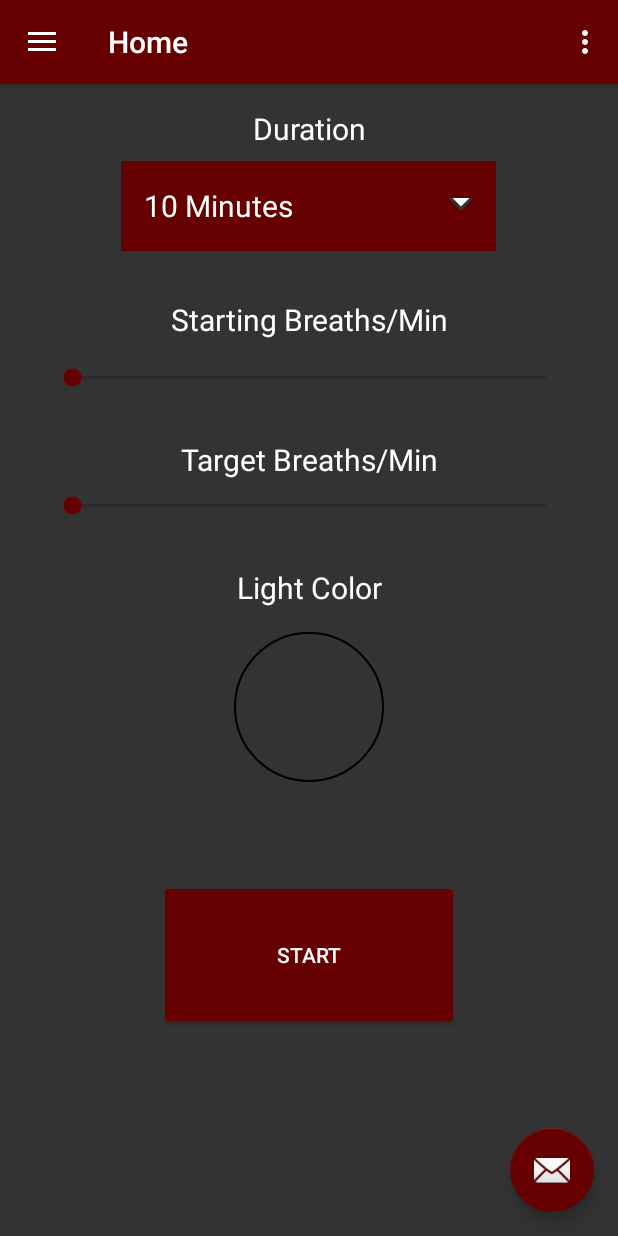
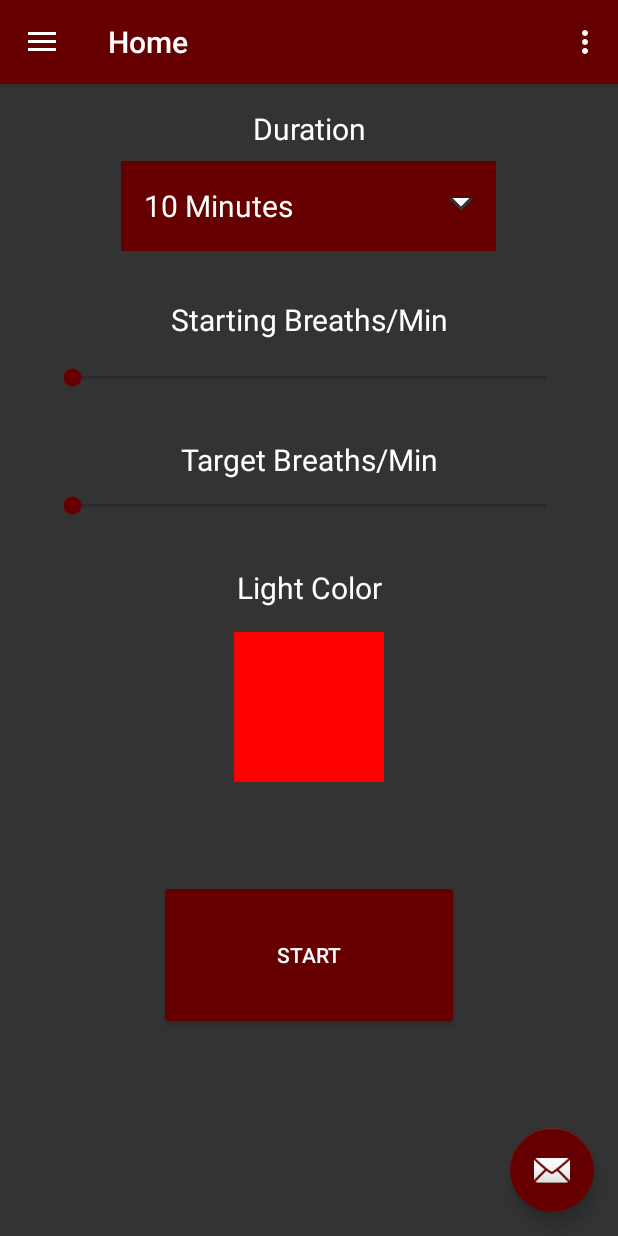
Before and after one commit to BelugaPerks/breathelight, an Android app: the screen it shows after launch (MainActivity), on a phone screen of 412 x 824 dp. Run offline under Robolectric (Android 15) with nearby library versions, the phone set to English and light mode, and no system bars; our stand-ins replace navigation-ui.

Commit message:
added ability to change light colour button background

```diff
--- a/app/src/main/java/com/example/breathelight_sleepassist/ui/home/HomeFragment.java
+++ b/app/src/main/java/com/example/breathelight_sleepassist/ui/home/HomeFragment.java
@@ -1,10 +1,14 @@
 package com.example.breathelight_sleepassist.ui.home;
 
+import android.graphics.Color;
+import android.graphics.drawable.ColorDrawable;
+import android.graphics.drawable.Drawable;
 import android.os.Bundle;
 import android.view.LayoutInflater;
 import android.view.View;
 import android.view.ViewGroup;
 import android.widget.ArrayAdapter;
+import android.widget.ImageButton;
 import android.widget.Spinner;
 import android.widget.TextView;
 
@@ -39,6 +43,20 @@ public class HomeFragment extends Fragment {
         adapter.setDropDownViewResource(R.layout.spinner_dropdown_item);
         // Apply the adapter to the spinner
         spinner.setAdapter(adapter);
+        final ImageButton colourButton = root.findViewById(R.id.colourPickerButton);
+        homeViewModel.getColourButtonBackground().observe(this.getViewLifecycleOwner(), new Observer<Drawable>() {
+            @Override
+            public void onChanged(Drawable d) {
+                colourButton.setBackground(d);
+            }
+        });
+        colourButton.setOnClickListener(new View.OnClickListener() {
+            @Override
+            public void onClick(View v) {
+                homeViewModel.setColourButtonBackground(new ColorDrawable(Color.parseColor("#ffffff")));
+            }
+        });
+
         return root;
     }
 
--- a/app/src/main/java/com/example/breathelight_sleepassist/ui/home/HomeViewModel.java
+++ b/app/src/main/java/com/example/breathelight_sleepassist/ui/home/HomeViewModel.java
@@ -1,4 +1,9 @@
 package com.example.breathelight_sleepassist.ui.home;
+
+import android.graphics.Color;
+import android.graphics.drawable.ColorDrawable;
+import android.graphics.drawable.Drawable;
+import android.view.View;
 
 import androidx.lifecycle.LiveData;
 import androidx.lifecycle.MutableLiveData;
@@ -6,14 +11,18 @@ import androidx.lifecycle.ViewModel;
 
 public class HomeViewModel extends ViewModel {
 
-    private MutableLiveData<String> mText;
+    private MutableLiveData<Drawable> colourButtonBackground;
 
     public HomeViewModel() {
-        mText = new MutableLiveData<>();
-        mText.setValue("This is home fragment");
+        colourButtonBackground = new MutableLiveData<>();
+        colourButtonBackground.setValue(new ColorDrawable(Color.parseColor("#ff0000")));
     }
 
-    public LiveData<String> getText() {
-        return mText;
+    public void setColourButtonBackground(Drawable colourButton){
+        this.colourButtonBackground.setValue(colourButton);
+    }
+
+    public LiveData<Drawable> getColourButtonBackground() {
+        return colourButtonBackground;
     }
 }
--- a/app/src/main/res/drawable/colour_picker_button.xml
+++ b/app/src/main/res/drawable/colour_picker_button_red.xml
@@ -2,4 +2,5 @@
 <shape xmlns:android="http://schemas.android.com/apk/res/android" android:shape="oval">
     <stroke android:width="1dp" />
     <corners android:radius="12dp" />
+    <solid android:color="@color/red_light" />
 </shape>
--- a/app/src/main/res/layout/fragment_home.xml
+++ b/app/src/main/res/layout/fragment_home.xml
@@ -127,7 +127,6 @@
         android:layout_marginTop="16dp"
         android:layout_marginEnd="32dp"
         android:layout_marginRight="32dp"
-        android:background="@drawable/colour_picker_button"
         android:contentDescription="@string/colour_picker_desc"
         app:layout_constraintEnd_toEndOf="parent"
         app:layout_constraintHorizontal_bias="0.5"
```
